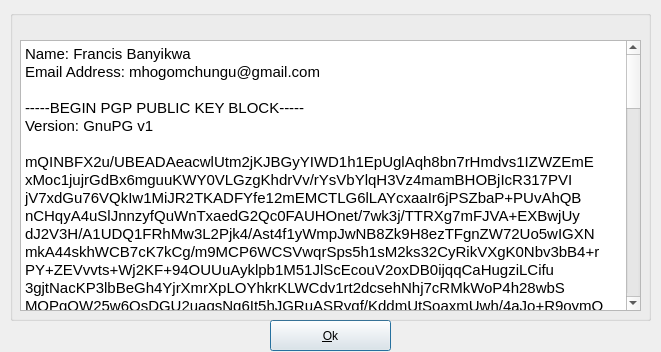
First picture: the form in zuluCrypt-gui/contactinfo.ui, repository mhogomchungu/zuluCrypt, before the edit.
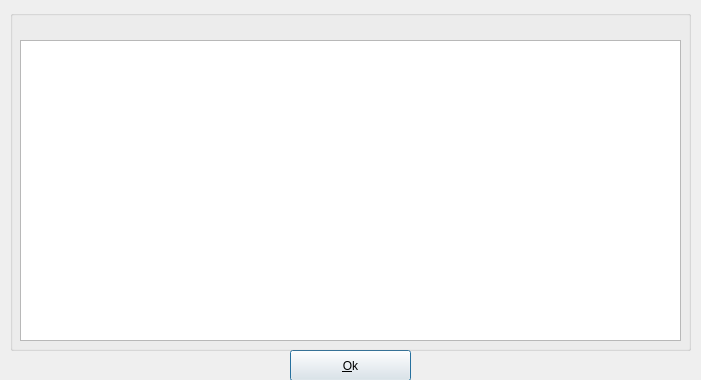
Second picture: the form after the edit.

The edit to the form file:
```diff
--- a/zuluCrypt-gui/contactinfo.ui
+++ b/zuluCrypt-gui/contactinfo.ui
@@ -6,8 +6,8 @@
    <rect>
     <x>0</x>
     <y>0</y>
-    <width>661</width>
-    <height>352</height>
+    <width>701</width>
+    <height>380</height>
    </rect>
   </property>
   <property name="windowTitle">
@@ -16,8 +16,8 @@
   <widget class="QPushButton" name="pushButton">
    <property name="geometry">
     <rect>
-     <x>270</x>
-     <y>320</y>
+     <x>290</x>
+     <y>350</y>
      <width>121</width>
      <height>31</height>
     </rect>
@@ -31,8 +31,8 @@
     <rect>
      <x>10</x>
      <y>10</y>
-     <width>641</width>
-     <height>311</height>
+     <width>681</width>
+     <height>341</height>
     </rect>
    </property>
    <property name="title">
@@ -43,8 +43,8 @@
      <rect>
       <x>10</x>
       <y>30</y>
-      <width>621</width>
-      <height>271</height>
+      <width>661</width>
+      <height>301</height>
      </rect>
     </property>
     <property name="readOnly">
@@ -55,72 +55,6 @@
 &lt;html&gt;&lt;head&gt;&lt;meta name=&quot;qrichtext&quot; content=&quot;1&quot; /&gt;&lt;style type=&quot;text/css&quot;&gt;
 p, li { white-space: pre-wrap; }
 &lt;/style&gt;&lt;/head&gt;&lt;body style=&quot; font-family:'Ubuntu'; font-size:11pt; font-weight:400; font-style:normal;&quot;&gt;
-&lt;p style=&quot; margin-top:0px; margin-bottom:0px; margin-left:0px; margin-right:0px; -qt-block-indent:0; text-indent:0px;&quot;&gt;Name: Francis Banyikwa&lt;/p&gt;
-&lt;p style=&quot; margin-top:0px; margin-bottom:0px; margin-left:0px; margin-right:0px; -qt-block-indent:0; text-indent:0px;&quot;&gt;Email Address: mhogomchungu@gmail.com&lt;/p&gt;
-&lt;p style=&quot;-qt-paragraph-type:empty; margin-top:0px; margin-bottom:0px; margin-left:0px; margin-right:0px; -qt-block-indent:0; text-indent:0px;&quot;&gt;&lt;br /&gt;&lt;/p&gt;
-&lt;p style=&quot; margin-top:0px; margin-bottom:0px; margin-left:0px; margin-right:0px; -qt-block-indent:0; text-indent:0px;&quot;&gt;-----BEGIN PGP PUBLIC KEY BLOCK-----&lt;/p&gt;
-&lt;p style=&quot; margin-top:0px; margin-bottom:0px; margin-left:0px; margin-right:0px; -qt-block-indent:0; text-indent:0px;&quot;&gt;Version: GnuPG v1&lt;/p&gt;
-&lt;p style=&quot;-qt-paragraph-type:empty; margin-top:0px; margin-bottom:0px; margin-left:0px; margin-right:0px; -qt-block-indent:0; text-indent:0px;&quot;&gt;&lt;br /&gt;&lt;/p&gt;
-&lt;p style=&quot; margin-top:0px; margin-bottom:0px; margin-left:0px; margin-right:0px; -qt-block-indent:0; text-indent:0px;&quot;&gt;mQINBFX2u/UBEADAeacwlUtm2jKJBGyYIWD1h1EpUglAqh8bn7rHmdvs1IZWZEmE&lt;/p&gt;
-&lt;p style=&quot; margin-top:0px; margin-bottom:0px; margin-left:0px; margin-right:0px; -qt-block-indent:0; text-indent:0px;&quot;&gt;xMoc1jujrGdBx6mguuKWY0VLGzgKhdrVv/rYsVbYlqH3Vz4mamBHOBjIcR317PVI&lt;/p&gt;
-&lt;p style=&quot; margin-top:0px; margin-bottom:0px; margin-left:0px; margin-right:0px; -qt-block-indent:0; text-indent:0px;&quot;&gt;jV7xdGu76VQkIw1MiJR2TKADFYfe12mEMCTLG6lLAYcxaaIr6jPSZbaP+PUvAhQB&lt;/p&gt;
-&lt;p style=&quot; margin-top:0px; margin-bottom:0px; margin-left:0px; margin-right:0px; -qt-block-indent:0; text-indent:0px;&quot;&gt;nCHqyA4uSlJnnzyfQuWnTxaedG2Qc0FAUHOnet/7wk3j/TTRXg7mFJVA+EXBwjUy&lt;/p&gt;
-&lt;p style=&quot; margin-top:0px; margin-bottom:0px; margin-left:0px; margin-right:0px; -qt-block-indent:0; text-indent:0px;&quot;&gt;dJ2V3H/A1UDQ1FRhMw3L2Pjk4/Ast4f1yWmpJwNB8Zk9H8ezTFgnZW72Uo5wIGXN&lt;/p&gt;
-&lt;p style=&quot; margin-top:0px; margin-bottom:0px; margin-left:0px; margin-right:0px; -qt-block-indent:0; text-indent:0px;&quot;&gt;mkA44skhWCB7cK7kCg/m9MCP6WCSVwqrSps5h1sM2ks32CyRikVXgK0Nbv3bB4+r&lt;/p&gt;
-&lt;p style=&quot; margin-top:0px; margin-bottom:0px; margin-left:0px; margin-right:0px; -qt-block-indent:0; text-indent:0px;&quot;&gt;PY+ZEVvvts+Wj2KF+94OUUuAyklpb1M51JlScEcouV2oxDB0ijqqCaHugziLCifu&lt;/p&gt;
-&lt;p style=&quot; margin-top:0px; margin-bottom:0px; margin-left:0px; margin-right:0px; -qt-block-indent:0; text-indent:0px;&quot;&gt;3gjtNacKP3lbBeGh4YjrXmrXpLOYhkrKLWCdv1rt2dcsehNhj7cRMkWoP4h28wbS&lt;/p&gt;
-&lt;p style=&quot; margin-top:0px; margin-bottom:0px; margin-left:0px; margin-right:0px; -qt-block-indent:0; text-indent:0px;&quot;&gt;MQPgQW25w6QsDGU2uagsNg6It5hJGRuASRyqf/KddmUtSoaxmUwh/4aJo+R9oymQ&lt;/p&gt;
-&lt;p style=&quot; margin-top:0px; margin-bottom:0px; margin-left:0px; margin-right:0px; -qt-block-indent:0; text-indent:0px;&quot;&gt;wYiHbxgx5OUTeCUv0Qjv2WPPYeYZkwxZbdYWiAPczC+PRXTGa00RgVBxOBMHcJl9&lt;/p&gt;
-&lt;p style=&quot; margin-top:0px; margin-bottom:0px; margin-left:0px; margin-right:0px; -qt-block-indent:0; text-indent:0px;&quot;&gt;ZcxbC9QgUExPeh8ntK7rG+dpDj3GJ2qk8JUyWm7r2Ar3nCtfYl9LmV0JZQARAQAB&lt;/p&gt;
-&lt;p style=&quot; margin-top:0px; margin-bottom:0px; margin-left:0px; margin-right:0px; -qt-block-indent:0; text-indent:0px;&quot;&gt;tClGcmFuY2lzIEJhbnlpa3dhIDxtaG9nb21jaHVuZ3VAZ21haWwuY29tPokCOAQT&lt;/p&gt;
-&lt;p style=&quot; margin-top:0px; margin-bottom:0px; margin-left:0px; margin-right:0px; -qt-block-indent:0; text-indent:0px;&quot;&gt;AQIAIgUCVfa79QIbLwYLCQgHAwIGFQgCCQoLBBYCAwECHgECF4AACgkQPh84BCel&lt;/p&gt;
-&lt;p style=&quot; margin-top:0px; margin-bottom:0px; margin-left:0px; margin-right:0px; -qt-block-indent:0; text-indent:0px;&quot;&gt;08rtahAAkdotOv7TfLJga/UgIU0AbBVEGgty41JFuILeUjA6TiHUCRDbAW73aiBw&lt;/p&gt;
-&lt;p style=&quot; margin-top:0px; margin-bottom:0px; margin-left:0px; margin-right:0px; -qt-block-indent:0; text-indent:0px;&quot;&gt;poLe5Z3ZJH4UDEo3SWpilXks7PEBArP75EvG7XabPGQOjQ8ys8AcIpXHSUAvgYD/&lt;/p&gt;
-&lt;p style=&quot; margin-top:0px; margin-bottom:0px; margin-left:0px; margin-right:0px; -qt-block-indent:0; text-indent:0px;&quot;&gt;OM6Bvcb1gNV81hqNl/Wh3mIvnk0hbyqecrRSm5a2cExJeHAuIdb991CI69oOgDBu&lt;/p&gt;
-&lt;p style=&quot; margin-top:0px; margin-bottom:0px; margin-left:0px; margin-right:0px; -qt-block-indent:0; text-indent:0px;&quot;&gt;UcoI1FqBbcfuyBRAIl0WkvTcxHLGZLfRd/ZrSWB2FMt+Sj26V1VGGy4Jtb2S47Fw&lt;/p&gt;
-&lt;p style=&quot; margin-top:0px; margin-bottom:0px; margin-left:0px; margin-right:0px; -qt-block-indent:0; text-indent:0px;&quot;&gt;xMkOOI6R5MH88I/jokNB7kCNUR33uNDVO2ugS4WpLStC0fX7GJY/RUMBH81OXKIy&lt;/p&gt;
-&lt;p style=&quot; margin-top:0px; margin-bottom:0px; margin-left:0px; margin-right:0px; -qt-block-indent:0; text-indent:0px;&quot;&gt;dlPOjmpU/Ga3UgM6PeJJgrKjKSLuAFFynp0MogNU2o0bFrCR8PI0ZQxbN2h3X6Lb&lt;/p&gt;
-&lt;p style=&quot; margin-top:0px; margin-bottom:0px; margin-left:0px; margin-right:0px; -qt-block-indent:0; text-indent:0px;&quot;&gt;uRqbqrNkPcBLtlRgp3uzia2/bzCSfZWcgmakW2yBxL6NSVMoDnYq5bXrWZOwE6n5&lt;/p&gt;
-&lt;p style=&quot; margin-top:0px; margin-bottom:0px; margin-left:0px; margin-right:0px; -qt-block-indent:0; text-indent:0px;&quot;&gt;F2dHj40kZTa7nl4rDaAal791SIFWPKtt4g/CsMn5qxIZ3OQ0JD/ZsdSJ5BehNFdD&lt;/p&gt;
-&lt;p style=&quot; margin-top:0px; margin-bottom:0px; margin-left:0px; margin-right:0px; -qt-block-indent:0; text-indent:0px;&quot;&gt;tJjPtk8fPdwY2t0JjaQeBYF04DMpT79f3S92fOqLYhIlkpxpdOEtp5hnjDuSHijP&lt;/p&gt;
-&lt;p style=&quot; margin-top:0px; margin-bottom:0px; margin-left:0px; margin-right:0px; -qt-block-indent:0; text-indent:0px;&quot;&gt;PkkXWcTqDzm/B00EbMV/TL/2bTODHKVX4F2nDJfP9Qycu8wNc4FMS0knG+13sgte&lt;/p&gt;
-&lt;p style=&quot; margin-top:0px; margin-bottom:0px; margin-left:0px; margin-right:0px; -qt-block-indent:0; text-indent:0px;&quot;&gt;bBIkAJ67KdfI0ex2/6YcrzgLlHSh0YypsvWb1L/usayLF9eRnRi5Ag0EVfa79QEQ&lt;/p&gt;
-&lt;p style=&quot; margin-top:0px; margin-bottom:0px; margin-left:0px; margin-right:0px; -qt-block-indent:0; text-indent:0px;&quot;&gt;ANef8DH/z21+WdQuBs+/rSWMt3TnQbu+6ClZatBgQNb/Eedo6dY7v81NveLJLB/4&lt;/p&gt;
-&lt;p style=&quot; margin-top:0px; margin-bottom:0px; margin-left:0px; margin-right:0px; -qt-block-indent:0; text-indent:0px;&quot;&gt;nwC3hJvmQCT/Lo8iiKr5/rq2ETfog8CVNGk4413X5SI5Y+WEMeimuJQOnPNemPEE&lt;/p&gt;
-&lt;p style=&quot; margin-top:0px; margin-bottom:0px; margin-left:0px; margin-right:0px; -qt-block-indent:0; text-indent:0px;&quot;&gt;+aEyIwSWr2h30XzXJ89Q7chwj4M9minfnCGN8YndLljNWXXTuVCt30MvvdToxcw8&lt;/p&gt;
-&lt;p style=&quot; margin-top:0px; margin-bottom:0px; margin-left:0px; margin-right:0px; -qt-block-indent:0; text-indent:0px;&quot;&gt;j0Gz+IdcdiTaq8r3S5ADk95hlVOztnL16agcX4YLZi1BpNBIle/ErCaHEmMdOtJl&lt;/p&gt;
-&lt;p style=&quot; margin-top:0px; margin-bottom:0px; margin-left:0px; margin-right:0px; -qt-block-indent:0; text-indent:0px;&quot;&gt;vjH2I2metqOsd6i3TPgH/S2+U6HDPAL2G9bn68CNTOywwdGlAakNL91AAqxbbEBJ&lt;/p&gt;
-&lt;p style=&quot; margin-top:0px; margin-bottom:0px; margin-left:0px; margin-right:0px; -qt-block-indent:0; text-indent:0px;&quot;&gt;4iNJ8mSoDrsq0PbFWYMR/BMR5tzRQnocl8jlZGEY0C32uidXzkK/NtrBm47WkedJ&lt;/p&gt;
-&lt;p style=&quot; margin-top:0px; margin-bottom:0px; margin-left:0px; margin-right:0px; -qt-block-indent:0; text-indent:0px;&quot;&gt;VWyktUO29qB8MX2e1k4aJoZ4ODLZyXLybGVlIbLithonekH6X0H0UOMgHzeW7P6n&lt;/p&gt;
-&lt;p style=&quot; margin-top:0px; margin-bottom:0px; margin-left:0px; margin-right:0px; -qt-block-indent:0; text-indent:0px;&quot;&gt;xn3gw5QALkmJ4w/C9g1n3EkoCCNbkSBzeE6ZJK535aSl8jQxcN07o8Y9MnB4qvyF&lt;/p&gt;
-&lt;p style=&quot; margin-top:0px; margin-bottom:0px; margin-left:0px; margin-right:0px; -qt-block-indent:0; text-indent:0px;&quot;&gt;KNsv+82+ScdWOSi8M2KeHqS8t8PSiNgn9ckD5oyV7HoiQo90LrWvpmeBpS+jetAR&lt;/p&gt;
-&lt;p style=&quot; margin-top:0px; margin-bottom:0px; margin-left:0px; margin-right:0px; -qt-block-indent:0; text-indent:0px;&quot;&gt;luTnwbfy7HwSjLerGPJtSul6q3wD93iLkljy9TOzaj+Wv7jZvhkhXhBWez/+x3Z8&lt;/p&gt;
-&lt;p style=&quot; margin-top:0px; margin-bottom:0px; margin-left:0px; margin-right:0px; -qt-block-indent:0; text-indent:0px;&quot;&gt;ZFAHllKKJIWcdFr+AVADfmF4EgfllVpY3qTpV8mvXABBABEBAAGJBD4EGAECAAkF&lt;/p&gt;
-&lt;p style=&quot; margin-top:0px; margin-bottom:0px; margin-left:0px; margin-right:0px; -qt-block-indent:0; text-indent:0px;&quot;&gt;AlX2u/UCGy4CKQkQPh84BCel08rBXSAEGQECAAYFAlX2u/UACgkQX5amBsT3KQV1&lt;/p&gt;
-&lt;p style=&quot; margin-top:0px; margin-bottom:0px; margin-left:0px; margin-right:0px; -qt-block-indent:0; text-indent:0px;&quot;&gt;Rw//X3gGgdB1TNLuewZ3+y0kDBGSwwH/IxBTSn2IMoiwh+QdRQy/xmayQ4097iAk&lt;/p&gt;
-&lt;p style=&quot; margin-top:0px; margin-bottom:0px; margin-left:0px; margin-right:0px; -qt-block-indent:0; text-indent:0px;&quot;&gt;3gHFtt49EPAl6ohWkKeGYRfq+3/hg5xKfmzwWMw5yRoHKZ8QhpJ5YpZBCRR0edeu&lt;/p&gt;
-&lt;p style=&quot; margin-top:0px; margin-bottom:0px; margin-left:0px; margin-right:0px; -qt-block-indent:0; text-indent:0px;&quot;&gt;RNg6Qyx6cgr9mDIvB1k45DMpgNtMFfmSTigVvyTA+mfCGOdz2w9E6PRPTnddR7Gp&lt;/p&gt;
-&lt;p style=&quot; margin-top:0px; margin-bottom:0px; margin-left:0px; margin-right:0px; -qt-block-indent:0; text-indent:0px;&quot;&gt;6HZvwvHBfshZuPGI1KTchfa07ibHazMpZKlw43V0vz0nz6wjmzjgGWsnbdbIT47+&lt;/p&gt;
-&lt;p style=&quot; margin-top:0px; margin-bottom:0px; margin-left:0px; margin-right:0px; -qt-block-indent:0; text-indent:0px;&quot;&gt;mvAbFcG9lyDHoXlI02skvuqmImIvoKlRSTYdxsbZHGus0USFJXw0E7JkA42KFf5M&lt;/p&gt;
-&lt;p style=&quot; margin-top:0px; margin-bottom:0px; margin-left:0px; margin-right:0px; -qt-block-indent:0; text-indent:0px;&quot;&gt;YbuwDD706Zbl672+yXxKkRKmp8c8zePL7PEwgADFHrxlrgaM+Qc8WDTCvy6FA6qd&lt;/p&gt;
-&lt;p style=&quot; margin-top:0px; margin-bottom:0px; margin-left:0px; margin-right:0px; -qt-block-indent:0; text-indent:0px;&quot;&gt;LAkr9mOztO40sge92C9zmjFjwr3PJ7yxlIZh5wLAQD5tCFahKu1JdQG8DCTK6o6F&lt;/p&gt;
-&lt;p style=&quot; margin-top:0px; margin-bottom:0px; margin-left:0px; margin-right:0px; -qt-block-indent:0; text-indent:0px;&quot;&gt;+oqTX1v4j2psfAxoQ0b0wkG1T/B8HSmp+oNZh/VRG7mTX6azqaIIPlyjKBN3w5xq&lt;/p&gt;
-&lt;p style=&quot; margin-top:0px; margin-bottom:0px; margin-left:0px; margin-right:0px; -qt-block-indent:0; text-indent:0px;&quot;&gt;UVYqy2FNOyft5q5iuEeTcw4gxGGffDOieHdzoHcDKpmBzr0iJC52ajKC+PEnNxiA&lt;/p&gt;
-&lt;p style=&quot; margin-top:0px; margin-bottom:0px; margin-left:0px; margin-right:0px; -qt-block-indent:0; text-indent:0px;&quot;&gt;CcvkpU34nbuPIGEbiL/TdWe88H7g0YJDkBqxmQxN5eJDSavi9MQ0fGP2khD1CDIk&lt;/p&gt;
-&lt;p style=&quot; margin-top:0px; margin-bottom:0px; margin-left:0px; margin-right:0px; -qt-block-indent:0; text-indent:0px;&quot;&gt;dIC4qOr/GQ2NRqV6m5BsMDMVCX7kqn/xvACDc3XgoMWb+AXsIw/+Ka4NTdof18zP&lt;/p&gt;
-&lt;p style=&quot; margin-top:0px; margin-bottom:0px; margin-left:0px; margin-right:0px; -qt-block-indent:0; text-indent:0px;&quot;&gt;5iGVMuLG6PBls6VcRNy8Ypr/spNJ1xHWl2f1yNyNX0MeZ8MswbWlE6ESZJ/PcVtD&lt;/p&gt;
-&lt;p style=&quot; margin-top:0px; margin-bottom:0px; margin-left:0px; margin-right:0px; -qt-block-indent:0; text-indent:0px;&quot;&gt;dxjqZdhm3Z91CVbE9AxNhfSLsb3llLIK75J90Mo2Hx+GfLHCEbajpJfdfRENxIHb&lt;/p&gt;
-&lt;p style=&quot; margin-top:0px; margin-bottom:0px; margin-left:0px; margin-right:0px; -qt-block-indent:0; text-indent:0px;&quot;&gt;HsE3QHDdDToY9NuCg40yOGdH+H/x+Qun9iuL7MuNZiibZfY1MD0ThlCUBmXDOdLV&lt;/p&gt;
-&lt;p style=&quot; margin-top:0px; margin-bottom:0px; margin-left:0px; margin-right:0px; -qt-block-indent:0; text-indent:0px;&quot;&gt;l37Na2UvN3tBWsuOCSHqFZeivArfyv1Ez9ziVofmEPVQw3XkMVblxj8FvuIJzs8W&lt;/p&gt;
-&lt;p style=&quot; margin-top:0px; margin-bottom:0px; margin-left:0px; margin-right:0px; -qt-block-indent:0; text-indent:0px;&quot;&gt;KrvShO4WLi69tTql4fVC9PzfhspgEphSo9wVuXuYj/CsxgF8wn6d27Oox3LR+Grs&lt;/p&gt;
-&lt;p style=&quot; margin-top:0px; margin-bottom:0px; margin-left:0px; margin-right:0px; -qt-block-indent:0; text-indent:0px;&quot;&gt;w/oimllTMiNc7On5oZluZpHMyxMfgemsOs6XQXknbXA6lTYZo5JF7mUlf+4IoNlw&lt;/p&gt;
-&lt;p style=&quot; margin-top:0px; margin-bottom:0px; margin-left:0px; margin-right:0px; -qt-block-indent:0; text-indent:0px;&quot;&gt;SdvbY7S+4enblKFmZ/ndsccFUOv3tpGBRhYu+7AszhZngB2P02vXBkdjhatK2FZH&lt;/p&gt;
-&lt;p style=&quot; margin-top:0px; margin-bottom:0px; margin-left:0px; margin-right:0px; -qt-block-indent:0; text-indent:0px;&quot;&gt;zfdIrSpp0gs1J+xOdF/clQOPFn2oXdTcaBCUCp4d5rDszW4ItRyAgmhvMNbYZvVK&lt;/p&gt;
-&lt;p style=&quot; margin-top:0px; margin-bottom:0px; margin-left:0px; margin-right:0px; -qt-block-indent:0; text-indent:0px;&quot;&gt;h/19Gl88Dj49v7SS83DqAtURjtXny2lo37uTAAZYgqMVeMff4Y8UJnYSomNwoBqf&lt;/p&gt;
-&lt;p style=&quot; margin-top:0px; margin-bottom:0px; margin-left:0px; margin-right:0px; -qt-block-indent:0; text-indent:0px;&quot;&gt;pEH3RYyz2GwvaLpUvPUZvVr0x+dFSrHr3ze6v/q48OlmOTCkyukjYqsSOFgMIwBR&lt;/p&gt;
-&lt;p style=&quot; margin-top:0px; margin-bottom:0px; margin-left:0px; margin-right:0px; -qt-block-indent:0; text-indent:0px;&quot;&gt;i/gJN6mX3AIU7HHEHnP5ty8mwbb8ROc=&lt;/p&gt;
-&lt;p style=&quot; margin-top:0px; margin-bottom:0px; margin-left:0px; margin-right:0px; -qt-block-indent:0; text-indent:0px;&quot;&gt;=VDxL&lt;/p&gt;
-&lt;p style=&quot; margin-top:0px; margin-bottom:0px; margin-left:0px; margin-right:0px; -qt-block-indent:0; text-indent:0px;&quot;&gt;-----END PGP PUBLIC KEY BLOCK-----&lt;/p&gt;
 &lt;p style=&quot;-qt-paragraph-type:empty; margin-top:0px; margin-bottom:0px; margin-left:0px; margin-right:0px; -qt-block-indent:0; text-indent:0px;&quot;&gt;&lt;br /&gt;&lt;/p&gt;&lt;/body&gt;&lt;/html&gt;</string>
     </property>
    </widget>
```
